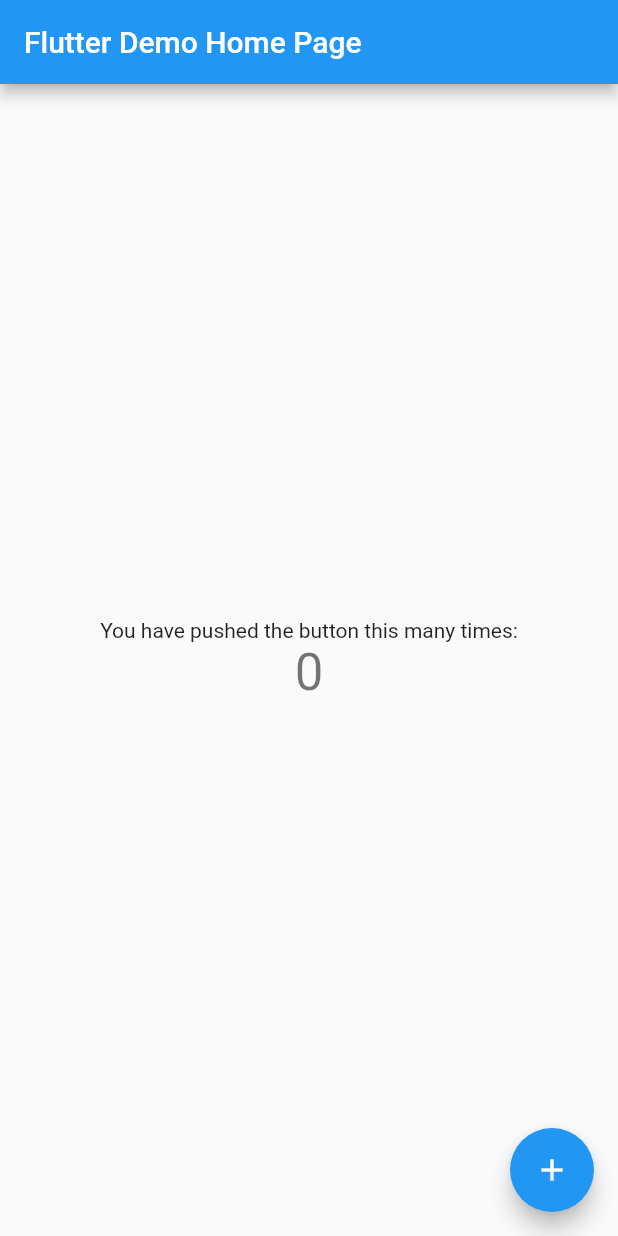
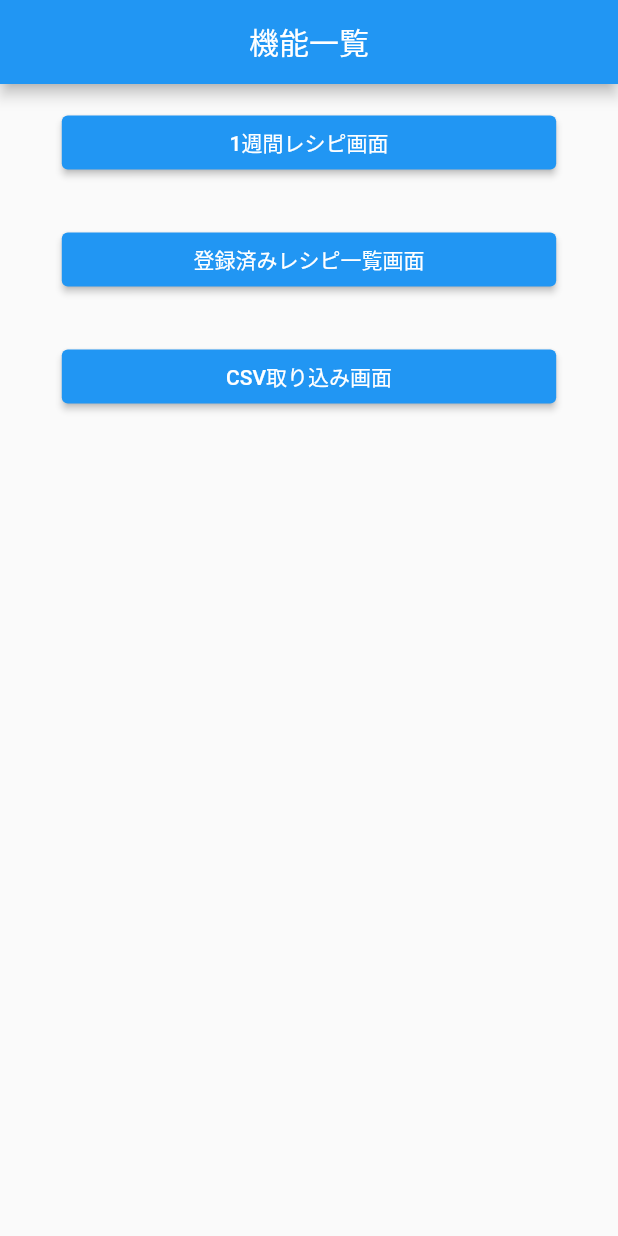
Before and after one commit to yito78/recipe_suggestion, a Flutter app: the screen it shows after launch, on a phone screen of 412 x 824 dp. Run offline on Flutter 3.47's test engine with Material 2 defaults, Android fonts, the phone set to English and light mode, and no system bars.

Commit message:
[feat] #2 機能一覧画面

```diff
--- a/lib/main.dart
+++ b/lib/main.dart
@@ -1,4 +1,5 @@
 import 'package:flutter/material.dart';
+import 'package:recipe_suggestion/view/function_list_page.dart';
 
 void main() {
   runApp(const MyApp());
@@ -24,92 +25,7 @@
         // is not restarted.
         primarySwatch: Colors.blue,
       ),
-      home: const MyHomePage(title: 'Flutter Demo Home Page'),
+      home: FunctionListPage(),
     );
   }
 }
-
-class MyHomePage extends StatefulWidget {
-  const MyHomePage({super.key, required this.title});
-
-  // This widget is the home page of your application. It is stateful, meaning
-  // that it has a State object (defined below) that contains fields that affect
-  // how it looks.
-
-  // This class is the configuration for the state. It holds the values (in this
-  // case the title) provided by the parent (in this case the App widget) and
-  // used by the build method of the State. Fields in a Widget subclass are
-  // always marked "final".
-
-  final String title;
-
-  @override
-  State<MyHomePage> createState() => _MyHomePageState();
-}
-
-class _MyHomePageState extends State<MyHomePage> {
-  int _counter = 0;
-
-  void _incrementCounter() {
-    setState(() {
-      // This call to setState tells the Flutter framework that something has
-      // changed in this State, which causes it to rerun the build method below
-      // so that the display can reflect the updated values. If we changed
-      // _counter without calling setState(), then the build method would not be
-      // called again, and so nothing would appear to happen.
-      _counter++;
-    });
-  }
-
-  @override
-  Widget build(BuildContext context) {
-    // This method is rerun every time setState is called, for instance as done
-    // by the _incrementCounter method above.
-    //
-    // The Flutter framework has been optimized to make rerunning build methods
-    // fast, so that you can just rebuild anything that needs updating rather
-    // than having to individually change instances of widgets.
-    return Scaffold(
-      appBar: AppBar(
-        // Here we take the value from the MyHomePage object that was created by
-        // the App.build method, and use it to set our appbar title.
-        title: Text(widget.title),
-      ),
-      body: Center(
-        // Center is a layout widget. It takes a single child and positions it
-        // in the middle of the parent.
-        child: Column(
-          // Column is also a layout widget. It takes a list of children and
-          // arranges them vertically. By default, it sizes itself to fit its
-          // children horizontally, and tries to be as tall as its parent.
-          //
-          // Invoke "debug painting" (press "p" in the console, choose the
-          // "Toggle Debug Paint" action from the Flutter Inspector in Android
-          // Studio, or the "Toggle Debug Paint" command in Visual Studio Code)
-          // to see the wireframe for each widget.
-          //
-          // Column has various properties to control how it sizes itself and
-          // how it positions its children. Here we use mainAxisAlignment to
-          // center the children vertically; the main axis here is the vertical
-          // axis because Columns are vertical (the cross axis would be
-          // horizontal).
-          mainAxisAlignment: MainAxisAlignment.center,
-          children: <Widget>[
-            const Text(
-              'You have pushed the button this many times:',
-            ),
-            Text(
-              '$_counter',
-              style: Theme.of(context).textTheme.headlineMedium,
-            ),
-          ],
-        ),
-      ),
-      floatingActionButton: FloatingActionButton(
-        onPressed: _incrementCounter,
-        tooltip: 'Increment',
-        child: const Icon(Icons.add),
-      ), // This trailing comma makes auto-formatting nicer for build methods.
-    );
-  }
-}
--- /dev/null
+++ b/lib/view/function_list_page.dart
@@ -0,0 +1,52 @@
+import 'package:flutter/material.dart';
+import 'package:recipe_suggestion/view/import_csv_page.dart';
+import 'package:recipe_suggestion/view/recipe_list_page.dart';
+import 'package:recipe_suggestion/view/suggested_recipe_page.dart';
+
+class FunctionListPage extends StatelessWidget {
+  const FunctionListPage({Key? key}) : super(key: key);
+
+  @override
+  Widget build(BuildContext context) {
+    return SafeArea(
+      child: Scaffold(
+        appBar: AppBar(
+          title: const Center(child: Text("機能一覧")),
+        ),
+        body: Column(
+          children: [
+            _button(context, SuggestedRecipePage(), const Text("1週間のレシピ一覧")),
+            // ElevatedButton(onPressed: () { _navigate(context, SuggestedRecipePage()); }, child: const Text("1週間のレシピ一覧"),),
+            _button(context, RecipeListPage(), const Text("登録レシピ一覧")),
+            // ElevatedButton(onPressed: () { _navigate(context, RecipeListPage()); }, child: const Text("登録レシピ一覧"),),
+            _button(context, ImportCsvPage(), const Text("CSVファイルデータ登録")),
+            // ElevatedButton(onPressed: () { _navigate(context, ImportCsvPage()); }, child: const Text("CSVファイルデータ登録"),),
+          ],
+        ),
+      ),
+    );
+  }
+
+  Widget _button(context, page, text) {
+    // 横幅定義用データ
+    var screenSize = MediaQuery.of(context).size;
+
+    return Padding(
+      padding: const EdgeInsets.symmetric(vertical: 15.0),
+      child: Center(
+        child: SizedBox(
+          width: screenSize.width * 0.8,
+          child: ElevatedButton(
+              onPressed: () {
+                _navigate(context, page);
+              },
+              child: page),
+        ),
+      ),
+    );
+  }
+
+  _navigate(context, page) {
+    Navigator.push(context, MaterialPageRoute(builder: (context) => page));
+  }
+}
--- /dev/null
+++ b/lib/view/import_csv_page.dart
@@ -0,0 +1,10 @@
+import 'package:flutter/material.dart';
+
+class ImportCsvPage extends StatelessWidget {
+  const ImportCsvPage({Key? key}) : super(key: key);
+
+  @override
+  Widget build(BuildContext context) {
+    return const Text("CSV取り込み画面");
+  }
+}
--- /dev/null
+++ b/lib/view/recipe_list_page.dart
@@ -0,0 +1,10 @@
+import 'package:flutter/material.dart';
+
+class RecipeListPage extends StatelessWidget {
+  const RecipeListPage({Key? key}) : super(key: key);
+
+  @override
+  Widget build(BuildContext context) {
+    return const Text("登録済みレシピ一覧画面");
+  }
+}
--- /dev/null
+++ b/lib/view/suggested_recipe_page.dart
@@ -0,0 +1,10 @@
+import 'package:flutter/material.dart';
+
+class SuggestedRecipePage extends StatelessWidget {
+  const SuggestedRecipePage({Key? key}) : super(key: key);
+
+  @override
+  Widget build(BuildContext context) {
+    return const Text("1週間レシピ画面");
+  }
+}
```
